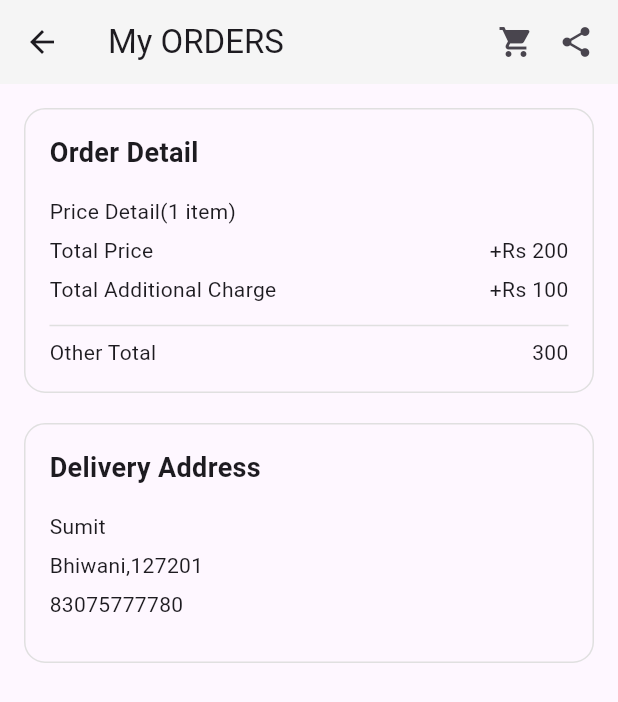
After one commit to ParveenSheoran007/fashion_wave, a Flutter app: the MyOrderScreen screen opened directly, on a phone screen of 412 x 824 dp. The commit adds this screen. Shown: the top 702 px of the screen. Run offline on Flutter 3.47's test engine with Material 3 defaults, Android fonts, the phone set to English and light mode, and no system bars; our stand-ins replace flutter_rating_bar, get, image_picker, lottie, share_plus, shared_preferences; accounts and stored records are empty.

Commit message:
add new screens in ui

```diff
--- a/lib/auth/ui/login_screen.dart
+++ b/lib/auth/ui/login_screen.dart
@@ -3,7 +3,7 @@ import 'package:fashion_wave/product/ui/product_screen.dart';
 import 'package:flutter/material.dart';
 import 'package:provider/provider.dart';
 
-import 'sign_up.dart';
+import 'sign_up_screen.dart';
 
 class LogInScreen extends StatefulWidget {
   const LogInScreen({super.key});
--- a/lib/main.dart
+++ b/lib/main.dart
@@ -1,6 +1,9 @@
 import 'package:fashion_wave/auth/provider/user_providr.dart';
 import 'package:fashion_wave/auth/ui/login_screen.dart';
 import 'package:fashion_wave/product/ui/cart_screen.dart';
+import 'package:fashion_wave/product/ui/favourate_screen.dart';
+import 'package:fashion_wave/product/ui/my_order-screen.dart';
+import 'package:fashion_wave/product/ui/product_screen.dart';
 import 'package:flutter/material.dart';
 import 'package:provider/provider.dart';
 
--- a/lib/product/ui/cart_screen.dart
+++ b/lib/product/ui/cart_screen.dart
@@ -14,6 +14,7 @@ class CartScreenState extends State<CartScreen> {
   Widget build(BuildContext context) {
     return Scaffold(
       appBar: AppBar(
+        backgroundColor: Colors.grey.shade100,
         title: Text('Cart'),
       ),
       body: SafeArea(
--- /dev/null
+++ b/lib/product/ui/my_order-screen.dart
@@ -0,0 +1,147 @@
+import 'package:fashion_wave/product/ui/cart_screen.dart';
+import 'package:flutter/material.dart';
+import 'package:share_plus/share_plus.dart';
+
+class MyOrderScreen extends StatefulWidget {
+  const MyOrderScreen({super.key});
+
+  @override
+  State<MyOrderScreen> createState() => MyOrderScreenState();
+}
+
+class MyOrderScreenState extends State<MyOrderScreen> {
+  @override
+  Widget build(BuildContext context) {
+    return Scaffold(
+      appBar: AppBar(
+        backgroundColor: Colors.grey.shade100,
+        title: const Text('My ORDERS'),
+        actions: [
+          InkWell(
+            onTap: () {
+              Navigator.push(
+                context,
+                MaterialPageRoute(
+                  builder: (context) => CartScreen(),
+                ),
+              );
+            },
+            child: Icon(Icons.shopping_cart),
+          ),
+          SizedBox(width: 16),
+          Padding(
+            padding: EdgeInsets.only(right: 16),
+            child: InkWell(
+              onTap: () {
+                Share.share('Check out my order details!');
+              },
+              child: Icon(Icons.share),
+            ),
+          ),
+        ],
+      ),
+      body: SingleChildScrollView(
+        child: Padding(
+          padding: const EdgeInsets.all(16),
+          child: Column(
+            children: [
+              Container(
+                height: 190,
+                width: double.infinity,
+                decoration: BoxDecoration(
+                  border: Border.all(color: Colors.grey.shade300),
+                  borderRadius: BorderRadius.circular(14),
+                ),
+                child: Column(
+                  mainAxisAlignment: MainAxisAlignment.start,
+                  crossAxisAlignment: CrossAxisAlignment.start,
+                  children: [
+                    const Padding(
+                      padding: EdgeInsets.all(16),
+                      child: Text(
+                        'Order Detail',
+                        style: TextStyle(
+                          fontSize: 18,
+                          fontWeight: FontWeight.bold,
+                        ),
+                      ),
+                    ),
+                    const Padding(
+                      padding: EdgeInsets.only(left: 16),
+                      child: Text('Price Detail(1 item)'),
+                    ),
+                    const SizedBox(height: 6),
+                    const Padding(
+                      padding: EdgeInsets.only(left: 16, right: 16),
+                      child: Row(
+                        mainAxisAlignment: MainAxisAlignment.spaceBetween,
+                        children: [Text('Total Price'), Text('+Rs 200')],
+                      ),
+                    ),
+                    const SizedBox(height: 6),
+                    const Padding(
+                      padding: EdgeInsets.only(left: 16, right: 16),
+                      child: Row(
+                        mainAxisAlignment: MainAxisAlignment.spaceBetween,
+                        children: [
+                          Text('Total Additional Charge'),
+                          Text('+Rs 100'),
+                        ],
+                      ),
+                    ),
+                    const SizedBox(height: 6),
+                    Padding(
+                      padding: const EdgeInsets.only(right: 16, left: 16),
+                      child: Divider(
+                        color: Colors.grey.shade300,
+                      ),
+                    ),
+                    const Padding(
+                      padding: EdgeInsets.only(left: 16, right: 16),
+                      child: Row(
+                        mainAxisAlignment: MainAxisAlignment.spaceBetween,
+                        children: [Text('Other Total'), Text('300')],
+                      ),
+                    ),
+                  ],
+                ),
+              ),
+              const SizedBox(height: 20),
+              Container(
+                height: 160,
+                width: double.infinity,
+                decoration: BoxDecoration(
+                  border: Border.all(color: Colors.grey.shade300),
+                  borderRadius: BorderRadius.circular(14),
+                ),
+                child: const Padding(
+                  padding: EdgeInsets.all(16),
+                  child: Column(
+                    mainAxisAlignment: MainAxisAlignment.start,
+                    crossAxisAlignment: CrossAxisAlignment.start,
+                    children: [
+                      Text(
+                        'Delivery Address',
+                        style: TextStyle(
+                          fontWeight: FontWeight.bold,
+                          fontSize: 18,
+                        ),
+                      ),
+                      SizedBox(height: 16),
+                      Text('Sumit'),
+                      SizedBox(height: 6),
+                      Text('Bhiwani,127201'),
+                      SizedBox(height: 6),
+                      Text('83075777780'),
+                      SizedBox(height: 6),
+                    ],
+                  ),
+                ),
+              ),
+            ],
+          ),
+        ),
+      ),
+    );
+  }
+}
--- a/lib/product/ui/product_screen.dart
+++ b/lib/product/ui/product_screen.dart
@@ -1,6 +1,5 @@
 import 'dart:async';
 
-import 'package:fashion_wave/product/ui/profile_screen.dart';
 import 'package:fashion_wave/product/ui/widget/custtom_buttom_bar.dart';
 import 'package:flutter/material.dart';
 
```
Also changed, not shown: lib/product/ui/cart_detail_screen.dart (deleted, +0 -18 lines), lib/product/ui/favourate_screen.dart (added, +54 -0 lines), lib/product/ui/profile_screen.dart (+29 -6 lines), lib/product/ui/widget/custtom_buttom_bar.dart (+29 -15 lines), pubspec.yaml (+3 -9 lines), lib/auth/ui/sign_up_screen.dart (renamed from lib/auth/ui/sign_up.dart), 5 other files.
